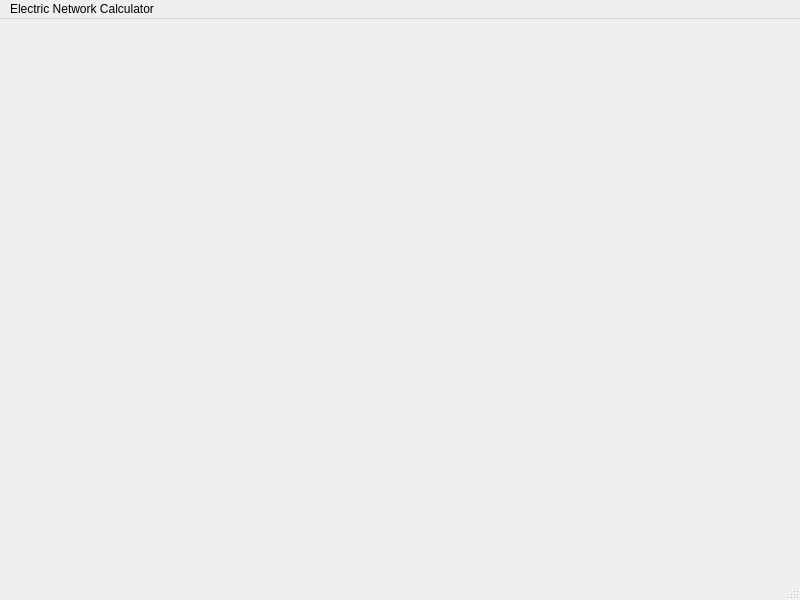
BolshoiQuq/ElectricNetworkCalculator, file mainwindow.ui: the form before one commit.
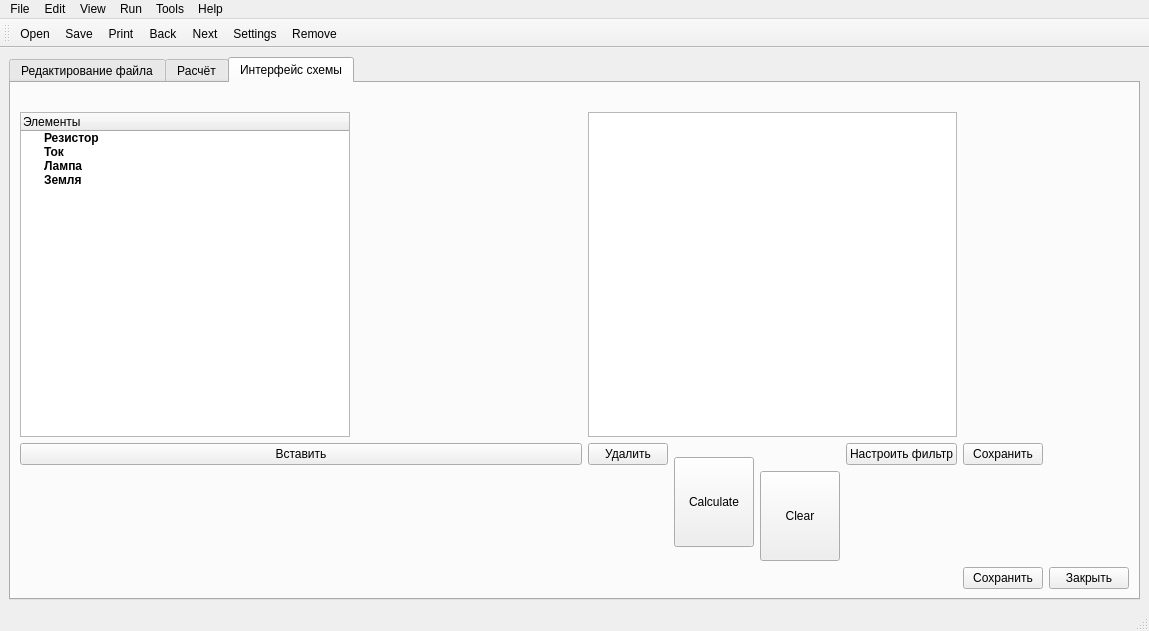
The form after the commit. The open tabs and pages were chosen to show the change. Icons and pictures are not drawn.

Commit message: интерфейс

```diff
--- a/mainwindow.ui
+++ b/mainwindow.ui
@@ -6,31 +6,429 @@
    <rect>
     <x>0</x>
     <y>0</y>
-    <width>800</width>
-    <height>600</height>
+    <width>1055</width>
+    <height>631</height>
    </rect>
   </property>
   <property name="windowTitle">
    <string>MainWindow</string>
   </property>
-  <widget class="QWidget" name="centralwidget"/>
+  <widget class="QWidget" name="centralwidget">
+   <property name="enabled">
+    <bool>true</bool>
+   </property>
+   <layout class="QGridLayout" name="gridLayout">
+    <item row="0" column="0">
+     <widget class="QTabWidget" name="tabWidget">
+      <property name="currentIndex">
+       <number>1</number>
+      </property>
+      <widget class="QWidget" name="tab_3">
+       <attribute name="title">
+        <string>Редактирование файла</string>
+       </attribute>
+       <layout class="QGridLayout" name="gridLayout_2">
+        <item row="0" column="0">
+         <widget class="QPushButton" name="save_network">
+          <property name="text">
+           <string>Save</string>
+          </property>
+         </widget>
+        </item>
+        <item row="1" column="0">
+         <widget class="QPushButton" name="pushButton">
+          <property name="text">
+           <string>Open </string>
+          </property>
+         </widget>
+        </item>
+        <item row="2" column="0">
+         <widget class="QTextEdit" name="textEdit"/>
+        </item>
+       </layout>
+      </widget>
+      <widget class="QWidget" name="tab_4">
+       <attribute name="title">
+        <string>Расчёт</string>
+       </attribute>
+       <layout class="QGridLayout" name="gridLayout_4">
+        <item row="2" column="0">
+         <widget class="QLabel" name="label_3">
+          <property name="text">
+           <string>Initial_Phase</string>
+          </property>
+         </widget>
+        </item>
+        <item row="1" column="0">
+         <widget class="QLabel" name="label_2">
+          <property name="text">
+           <string>EMF_Amplitude</string>
+          </property>
+         </widget>
+        </item>
+        <item row="0" column="0">
+         <widget class="QLabel" name="label">
+          <property name="text">
+           <string>Frequency</string>
+          </property>
+         </widget>
+        </item>
+        <item row="3" column="1">
+         <widget class="QLineEdit" name="Time"/>
+        </item>
+        <item row="2" column="1">
+         <widget class="QLineEdit" name="Initial_Phase"/>
+        </item>
+        <item row="0" column="1">
+         <widget class="QLineEdit" name="Frequency"/>
+        </item>
+        <item row="3" column="0">
+         <widget class="QLabel" name="label_4">
+          <property name="text">
+           <string>Time</string>
+          </property>
+         </widget>
+        </item>
+        <item row="1" column="1">
+         <widget class="QLineEdit" name="EMF_Ampl"/>
+        </item>
+        <item row="4" column="0">
+         <spacer name="verticalSpacer">
+          <property name="orientation">
+           <enum>Qt::Vertical</enum>
+          </property>
+          <property name="sizeHint" stdset="0">
+           <size>
+            <width>20</width>
+            <height>40</height>
+           </size>
+          </property>
+         </spacer>
+        </item>
+       </layout>
+      </widget>
+      <widget class="QWidget" name="tab_5">
+       <attribute name="title">
+        <string>Интерфейс схемы</string>
+       </attribute>
+       <layout class="QGridLayout" name="gridLayout_3">
+        <item row="4" column="1">
+         <widget class="QPushButton" name="delete_button">
+          <property name="text">
+           <string>Удалить</string>
+          </property>
+         </widget>
+        </item>
+        <item row="0" column="0">
+         <spacer name="horizontalSpacer_2">
+          <property name="orientation">
+           <enum>Qt::Horizontal</enum>
+          </property>
+          <property name="sizeType">
+           <enum>QSizePolicy::Fixed</enum>
+          </property>
+          <property name="sizeHint" stdset="0">
+           <size>
+            <width>330</width>
+            <height>0</height>
+           </size>
+          </property>
+         </spacer>
+        </item>
+        <item row="4" column="4">
+         <widget class="QPushButton" name="open_filters">
+          <property name="text">
+           <string>Настроить фильтр</string>
+          </property>
+         </widget>
+        </item>
+        <item row="5" column="3">
+         <widget class="QPushButton" name="clear">
+          <property name="minimumSize">
+           <size>
+            <width>0</width>
+            <height>90</height>
+           </size>
+          </property>
+          <property name="text">
+           <string>Clear</string>
+          </property>
+         </widget>
+        </item>
+        <item row="4" column="5">
+         <widget class="QPushButton" name="save_pattern">
+          <property name="text">
+           <string>Сохранить</string>
+          </property>
+         </widget>
+        </item>
+        <item row="4" column="2" rowspan="2">
+         <widget class="QPushButton" name="calculate">
+          <property name="minimumSize">
+           <size>
+            <width>0</width>
+            <height>90</height>
+           </size>
+          </property>
+          <property name="text">
+           <string>Calculate</string>
+          </property>
+         </widget>
+        </item>
+        <item row="6" column="6">
+         <widget class="QPushButton" name="close_filters">
+          <property name="text">
+           <string>Закрыть</string>
+          </property>
+         </widget>
+        </item>
+        <item row="1" column="0">
+         <spacer name="horizontalSpacer">
+          <property name="orientation">
+           <enum>Qt::Horizontal</enum>
+          </property>
+          <property name="sizeType">
+           <enum>QSizePolicy::MinimumExpanding</enum>
+          </property>
+          <property name="sizeHint" stdset="0">
+           <size>
+            <width>562</width>
+            <height>20</height>
+           </size>
+          </property>
+         </spacer>
+        </item>
+        <item row="4" column="0">
+         <widget class="QPushButton" name="set_button">
+          <property name="text">
+           <string>Вставить</string>
+          </property>
+         </widget>
+        </item>
+        <item row="6" column="5">
+         <widget class="QPushButton" name="save_filters">
+          <property name="text">
+           <string>Сохранить</string>
+          </property>
+         </widget>
+        </item>
+        <item row="2" column="0">
+         <widget class="QTreeWidget" name="filters_information">
+          <property name="maximumSize">
+           <size>
+            <width>330</width>
+            <height>1000</height>
+           </size>
+          </property>
+          <property name="layoutDirection">
+           <enum>Qt::LeftToRight</enum>
+          </property>
+          <property name="autoFillBackground">
+           <bool>false</bool>
+          </property>
+          <column>
+           <property name="text">
+            <string>Элементы</string>
+           </property>
+          </column>
+          <item>
+           <property name="text">
+            <string>Резистор</string>
+           </property>
+           <property name="font">
+            <font>
+             <bold>true</bold>
+            </font>
+           </property>
+          </item>
+          <item>
+           <property name="text">
+            <string>Ток</string>
+           </property>
+           <property name="font">
+            <font>
+             <bold>true</bold>
+            </font>
+           </property>
+          </item>
+          <item>
+           <property name="text">
+            <string>Лампа</string>
+           </property>
+           <property name="font">
+            <font>
+             <bold>true</bold>
+            </font>
+           </property>
+          </item>
+          <item>
+           <property name="text">
+            <string>Земля</string>
+           </property>
+           <property name="font">
+            <font>
+             <bold>true</bold>
+            </font>
+           </property>
+          </item>
+         </widget>
+        </item>
+        <item row="2" column="1" colspan="4">
+         <widget class="QGraphicsView" name="graphics_view"/>
+        </item>
+       </layout>
+      </widget>
+     </widget>
+    </item>
+   </layout>
+  </widget>
   <widget class="QMenuBar" name="menubar">
    <property name="geometry">
     <rect>
      <x>0</x>
      <y>0</y>
-     <width>800</width>
+     <width>1055</width>
      <height>21</height>
     </rect>
    </property>
-   <widget class="QMenu" name="menuElectric_Network_Calculator">
+   <widget class="QMenu" name="menuFile">
     <property name="title">
-     <string>Electric Network Calculator</string>
+     <string>File</string>
     </property>
    </widget>
-   <addaction name="menuElectric_Network_Calculator"/>
+   <widget class="QMenu" name="menuEdit">
+    <property name="title">
+     <string>Edit</string>
+    </property>
+    <addaction name="action_next"/>
+    <addaction name="action_back"/>
+   </widget>
+   <widget class="QMenu" name="menuView">
+    <property name="title">
+     <string>View</string>
+    </property>
+   </widget>
+   <widget class="QMenu" name="menuRun">
+    <property name="title">
+     <string>Run</string>
+    </property>
+   </widget>
+   <widget class="QMenu" name="menuTools">
+    <property name="title">
+     <string>Tools</string>
+    </property>
+    <addaction name="action_settings"/>
+    <addaction name="action_remove"/>
+   </widget>
+   <widget class="QMenu" name="menuHelp">
+    <property name="title">
+     <string>Help</string>
+    </property>
+    <addaction name="actionGuide"/>
+   </widget>
+   <addaction name="menuFile"/>
+   <addaction name="menuEdit"/>
+   <addaction name="menuView"/>
+   <addaction name="menuRun"/>
+   <addaction name="menuTools"/>
+   <addaction name="menuHelp"/>
   </widget>
   <widget class="QStatusBar" name="statusbar"/>
+  <widget class="QToolBar" name="toolBar">
+   <property name="windowTitle">
+    <string>toolBar</string>
+   </property>
+   <attribute name="toolBarArea">
+    <enum>TopToolBarArea</enum>
+   </attribute>
+   <attribute name="toolBarBreak">
+    <bool>false</bool>
+   </attribute>
+   <addaction name="action_open"/>
+   <addaction name="action_save"/>
+   <addaction name="action_print"/>
+   <addaction name="action_back"/>
+   <addaction name="action_next"/>
+   <addaction name="action_settings"/>
+   <addaction name="action_remove"/>
+  </widget>
+  <action name="action_open">
+   <property name="icon">
+    <iconset>
+     <normaloff>:/tools/image/open.png</normaloff>:/tools/image/open.png</iconset>
+   </property>
+   <property name="text">
+    <string>Open</string>
+   </property>
+  </action>
+  <action name="action_save">
+   <property name="icon">
+    <iconset>
+     <normaloff>:/tools/image/save.png</normaloff>:/tools/image/save.png</iconset>
+   </property>
+   <property name="text">
+    <string>Save</string>
+   </property>
+  </action>
+  <action name="actionSave_as">
+   <property name="icon">
+    <iconset>
+     <normaloff>:/tools/image/save.png</normaloff>:/tools/image/save.png</iconset>
+   </property>
+   <property name="text">
+    <string>Save as</string>
+   </property>
+  </action>
+  <action name="action_print">
+   <property name="icon">
+    <iconset>
+     <normaloff>:/tools/image/print.png</normaloff>:/tools/image/print.png</iconset>
+   </property>
+   <property name="text">
+    <string>Print</string>
+   </property>
+  </action>
+  <action name="action_settings">
+   <property name="icon">
+    <iconset>
+     <normaloff>:/tools/image/settings.png</normaloff>:/tools/image/settings.png</iconset>
+   </property>
+   <property name="text">
+    <string>Settings</string>
+   </property>
+  </action>
+  <action name="action_next">
+   <property name="icon">
+    <iconset>
+     <normaloff>:/tools/image/next.png</normaloff>:/tools/image/next.png</iconset>
+   </property>
+   <property name="text">
+    <string>Next</string>
+   </property>
+  </action>
+  <action name="action_back">
+   <property name="icon">
+    <iconset>
+     <normaloff>:/tools/image/back.png</normaloff>:/tools/image/back.png</iconset>
+   </property>
+   <property name="text">
+    <string>Back</string>
+   </property>
+  </action>
+  <action name="actionGuide">
+   <property name="text">
+    <string>Guide</string>
+   </property>
+  </action>
+  <action name="action_remove">
+   <property name="icon">
+    <iconset>
+     <normaloff>:/tools/image/exit.png</normaloff>:/tools/image/exit.png</iconset>
+   </property>
+   <property name="text">
+    <string>Remove</string>
+   </property>
+  </action>
  </widget>
  <resources/>
  <connections/>
```
Left out of the diff: 4 changed lines with no effect on the pictures. The commit also changes 22 other files.
